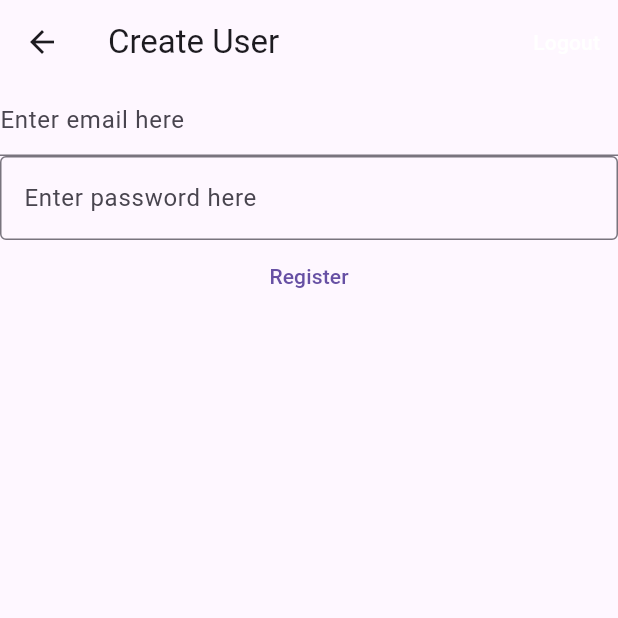
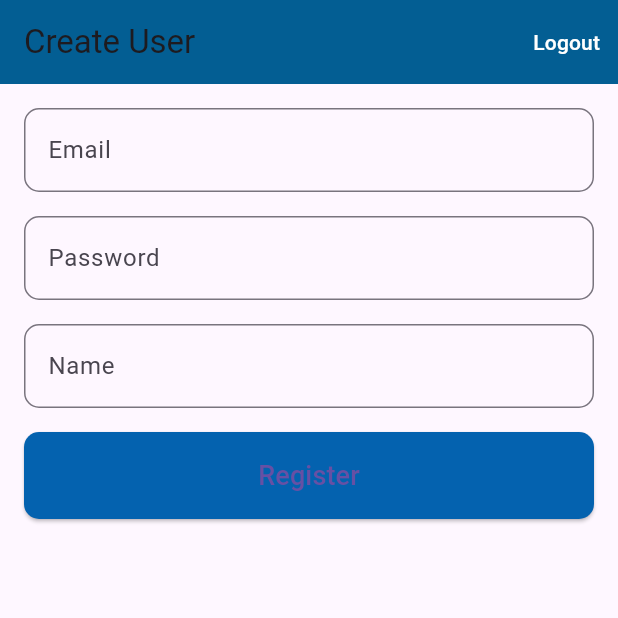
Before and after one commit to sisay2143/WholesaleWise, a Flutter app: the RegisterView screen opened directly, on a phone screen of 412 x 824 dp, the top half of it. Run offline on Flutter 3.47's test engine with Material 3 defaults, Android fonts, the light colour scheme and no system bars; our stand-ins replace camera, carousel_slider, charts_flutter, cloud_firestore, firebase_auth, firebase_core and 4 more; accounts and stored records are empty.

Commit message:
register manager

```diff
--- a/lib/Views/Manager/detail.dart
+++ b/lib/Views/Manager/detail.dart
@@ -1,3 +1,5 @@
+// ignore_for_file: deprecated_member_use, prefer_const_constructors
+
 import 'package:flutter/material.dart';
 import 'package:cloud_firestore/cloud_firestore.dart';
 import 'package:untitled/Views/Manager/approval.dart';
@@ -145,7 +147,7 @@
                         primary: Colors.green,
                       ),
                       child: Padding(
-                        padding: const EdgeInsets.all(10.0),
+                        padding: const EdgeInsets.symmetric(vertical: 15, horizontal: 20),
                         child: Text('Approve'),
                       ),
                     ),
@@ -157,7 +159,7 @@
                         primary: Colors.red,
                       ),
                       child: Padding(
-                        padding: const EdgeInsets.all(10.0),
+                        padding: const EdgeInsets.symmetric(vertical: 15, horizontal: 20),
                         child: Text('Reject'),
                       ),
                     ),
--- a/lib/Views/RegisterManager.dart
+++ b/lib/Views/RegisterManager.dart
@@ -1,13 +1,10 @@
 import 'package:flutter/material.dart';
 import 'package:firebase_auth/firebase_auth.dart';
 import 'package:untitled/Views/login.dart';
-// import 'package:untitled/Views/login.dart';
-import 'package:untitled/firebase_options.dart';
-import 'package:firebase_core/firebase_core.dart';
 import 'package:cloud_firestore/cloud_firestore.dart';
 
 class RegisterView extends StatefulWidget {
-  const RegisterView({super.key});
+  const RegisterView({Key? key});
 
   @override
   State<RegisterView> createState() => _RegisterViewState();
@@ -20,9 +17,6 @@
   final FirebaseFirestore _firestore = FirebaseFirestore.instance;
   Color _passwordBorderColor =
       Colors.grey; // Initial border color for password input field
-
-  String? _errorMessage; // Variable to hold error message
-  bool _showErrorMessage = false;
 
   @override
   void initState() {
@@ -56,6 +50,7 @@
     return Scaffold(
       appBar: AppBar(
         title: Text('Create User'),
+         backgroundColor: Color.fromARGB(255, 3, 94, 147),
         actions: [
           TextButton(
             onPressed: () {
@@ -75,42 +70,51 @@
           ),
         ],
       ),
-      body: Column(
+      body: Padding(
+        padding: const EdgeInsets.all(16.0),
+        child: Column(
+          crossAxisAlignment: CrossAxisAlignment.start,
           children: [
             TextField(
               controller: _email,
-                    enableSuggestions: false,
-                    autocorrect: false,
-                    keyboardType: TextInputType.emailAddress,
-                    decoration: InputDecoration(hintText: 'Enter email here')),
-                // TextField(
-                //     controller: _password,
-                //     obscureText: true,
-                //     enableSuggestions: false,
-                //     autocorrect: false,
-                //     keyboardType: TextInputType.text,
-                //     decoration: InputDecoration(hintText: 'Enter password here')),
-                TextField(
-                  controller: _password,
-                  onSubmitted: _checkPasswordStrength,
-                  obscureText: true,
-                  enableSuggestions: false,
-                  autocorrect: false,
-                  keyboardType: TextInputType.text,
               decoration: InputDecoration(
-                    hintText: 'Enter password here',
-                    // Set border color dynamically based on password strength
+                labelText: 'Email',
+                hintText: 'Enter email here',
                 border: OutlineInputBorder(
-                      borderSide: BorderSide(color: _passwordBorderColor),
+                  borderRadius: BorderRadius.circular(10.0),
                 ),
               ),
             ),
-                TextButton(
+            SizedBox(height: 16.0),
+            TextField(
+              controller: _password,
+              obscureText: true,
+              onChanged: _checkPasswordStrength,
+              decoration: InputDecoration(
+                labelText: 'Password',
+                hintText: 'Enter password here',
+                border: OutlineInputBorder(
+                  borderSide: BorderSide(color: _passwordBorderColor),
+                  borderRadius: BorderRadius.circular(10.0),
+                ),
+              ),
+            ),
+            SizedBox(height: 16.0),
+            TextField(
+              controller: _name,
+              decoration: InputDecoration(
+                labelText: 'Name',
+                hintText: 'Enter your name',
+                border: OutlineInputBorder(
+                  borderRadius: BorderRadius.circular(10.0),
+                ),
+              ),
+            ),
+            SizedBox(height: 16.0),
+            SizedBox(
+              width: double.infinity,
+              child: ElevatedButton(
                 onPressed: () async {
-                    setState(() {
-                      _errorMessage = null; // Reset error message
-                      _showErrorMessage = false; // Reset flag
-                    });
                   final email = _email.text;
                   final password = _password.text;
                   try {
@@ -130,42 +134,31 @@
                     });
                     print(UserCredential);
                   } on FirebaseAuthException catch (e) {
-                      if (e.code == 'weak-password') {
-                        _errorMessage = 'Weak password';
-                        print('weak password');
-                      } else if (e.code == 'email-already-in-use') {
-                        _errorMessage = 'Email is already in use';
-                        print('Email is already in use');
-                      } else if (e.code == 'invalid-email') {
-                        _errorMessage = 'Invalid email entered';
-                        print('invalid email entered');
-                      } else {
-                        _errorMessage = 'An error occurred: ${e.message}';
-                      }
-                      _showErrorMessage =
-                          true; // Set flag to show error message
-
-                      // });
-                      Future.delayed(const Duration(seconds: 3), () {
-                        setState(() {
-                          _showErrorMessage = false; // Hide error message
-                        });
-                      });
-                      // });
-                    }
-
-                    print(UserCredential);
-                  },
-                  child: Text('Register'),
+                    final errorMessage = e.message ?? 'An error occurred';
+                    ScaffoldMessenger.of(context).showSnackBar(
+                      SnackBar(
+                        content: Text(errorMessage),
+                        backgroundColor: Colors.red,
                       ),
-                if (_errorMessage != null)
-                  Text(
-                    _errorMessage ?? '',
-                    style: const TextStyle(color: Colors.red),
-                  ),
-              ],)
                     );
                   }
-          // );
-  // }
+                },
+                child: Padding(
+                  padding: const EdgeInsets.symmetric(vertical: 16.0),
+                  child: Text('Register', style: TextStyle(fontSize: 18.0)),
+                ),
+                style: ElevatedButton.styleFrom(
+                  shape: RoundedRectangleBorder(
+                    borderRadius: BorderRadius.circular(10.0),
+
+                  ),
+                     primary: Color.fromARGB(255, 4, 98, 175),
+                ),
+              ),
+            ),
+          ],
+        ),
+      ),
+    );
   }
+}
```
Also changed, not shown: lib/Views/Manager/account.dart (+5 -5 lines), lib/Views/Sales/ProfileSales.dart (+15 -9 lines), lib/Views/Warehouse-staff/stock-out.dart (+19 -16 lines), lib/Views/login.dart (+41 -22 lines), lib/main.dart (+95 -95 lines), flutter_01.png (added). Lines whose indentation alone changed are shown as unchanged.
